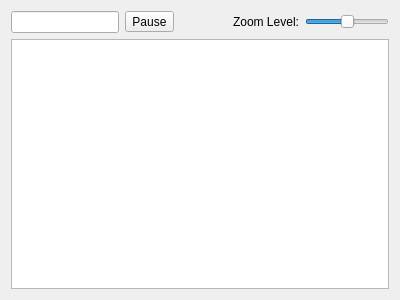
Qt form plugins/signalmonitor/signalmonitorwidget.ui (KDAB/GammaRay) before a commit.
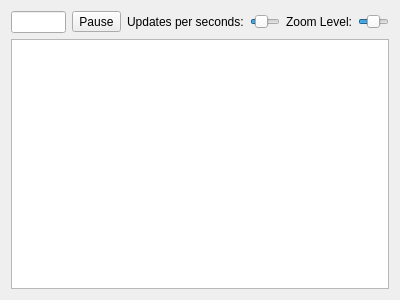
The same form after that commit. Custom widgets are drawn as their Qt base class.

The edit to the form file:
```diff
--- a/plugins/signalmonitor/signalmonitorwidget.ui
+++ b/plugins/signalmonitor/signalmonitorwidget.ui
@@ -35,6 +35,42 @@
        </property>
       </widget>
      </item>
+     <item>
+      <spacer name="toolbarSpacer_2">
+       <property name="orientation">
+        <enum>Qt::Horizontal</enum>
+       </property>
+       <property name="sizeHint" stdset="0">
+        <size>
+         <width>40</width>
+         <height>20</height>
+        </size>
+       </property>
+      </spacer>
+     </item>
+     <item>
+      <widget class="QLabel" name="fpsLabel">
+       <property name="text">
+        <string>Updates per seconds:</string>
+       </property>
+      </widget>
+     </item>
+     <item>
+      <widget class="QSlider" name="fps">
+       <property name="minimum">
+        <number>1</number>
+       </property>
+       <property name="maximum">
+        <number>60</number>
+       </property>
+       <property name="value">
+        <number>15</number>
+       </property>
+       <property name="orientation">
+        <enum>Qt::Horizontal</enum>
+       </property>
+      </widget>
+     </item>
      <item>
       <spacer name="toolbarSpacer">
        <property name="orientation">
```
